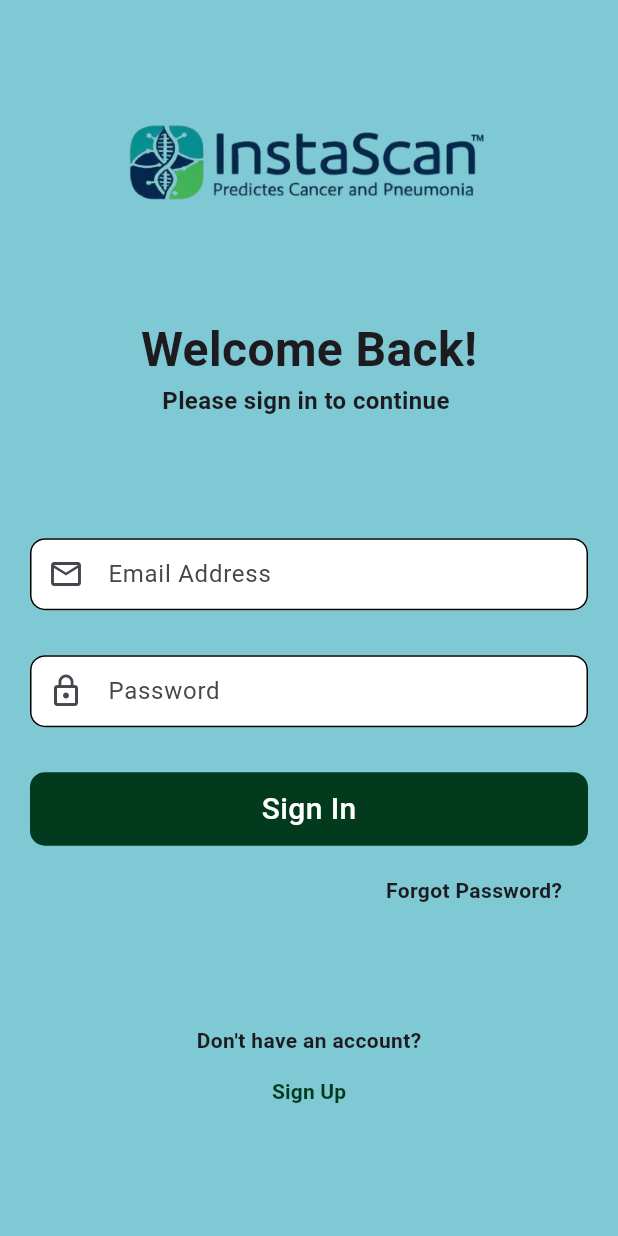
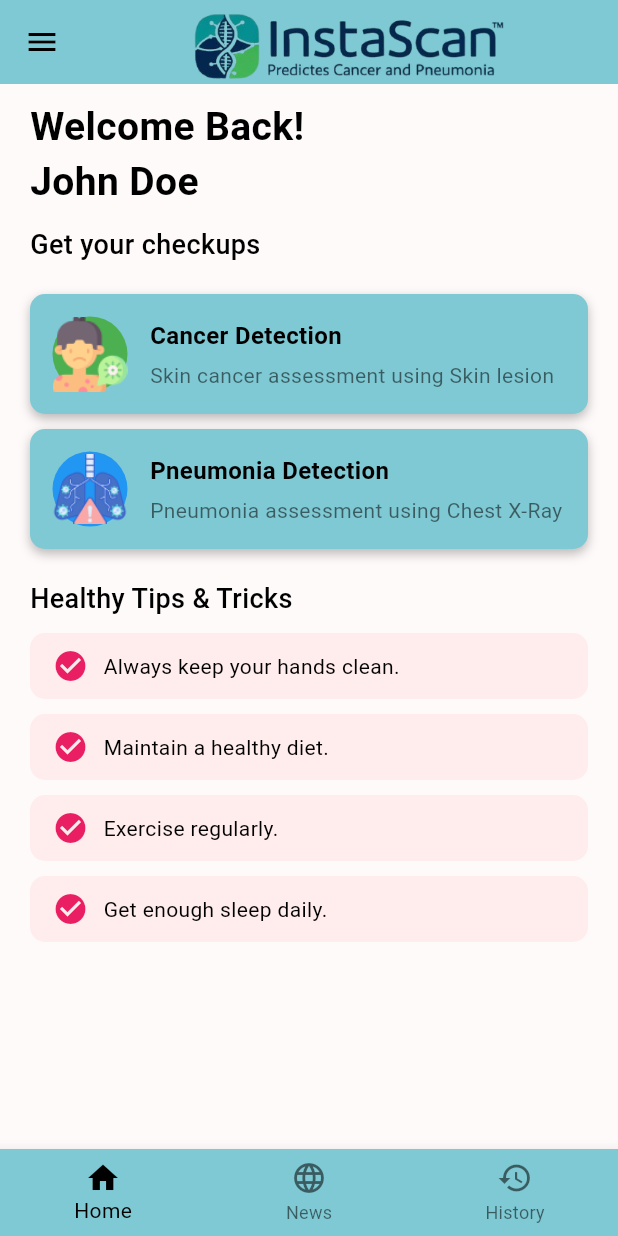
Before and after one commit to AlphaShiv7781/InstaScan, a Flutter app: the screen it shows after launch, after a tap on "Sign In", on a phone screen of 412 x 824 dp. Run offline on Flutter 3.47's test engine with Material 3 defaults, Android fonts, the phone set to English and light mode, and no system bars; drawn by our look-alikes of animated_text_kit; our stand-ins replace animate_do.

Commit message:
Everything is ready to go

```diff
--- a/lib/main.dart
+++ b/lib/main.dart
@@ -11,6 +11,7 @@ class MyApp extends StatelessWidget {
   @override
   Widget build(BuildContext context) {
     return MaterialApp(
+      debugShowCheckedModeBanner: false,
       theme: ThemeData(
         colorScheme: ColorScheme.fromSeed(seedColor: Colors.deepPurple),
         useMaterial3: true,
--- a/lib/screens/auth_screens/signin_screen.dart
+++ b/lib/screens/auth_screens/signin_screen.dart
@@ -2,6 +2,7 @@ import 'package:animated_text_kit/animated_text_kit.dart';
 import 'package:flutter/material.dart';
 import 'package:instascan/custom_widgets/text_formfield.dart';
 import 'package:instascan/screens/auth_screens/signup_screen.dart';
+import 'package:instascan/screens/dashboard_screens/home_screen.dart';
 class SignInScreen extends StatefulWidget {
   const SignInScreen({super.key});
 
@@ -62,6 +63,8 @@ class _SignInScreenState extends State<SignInScreen> {
               InkWell(
                 onTap: (){
 
+                  Navigator.push(context, MaterialPageRoute(builder: (context) => HomeScreen()),
+                  );
                 },
                 child: Container(
                   decoration: BoxDecoration(
--- a/lib/screens/dashboard_screens/home_screen.dart
+++ b/lib/screens/dashboard_screens/home_screen.dart
@@ -0,0 +1,198 @@
+import 'package:flutter/material.dart';
+
+class HomeScreen extends StatelessWidget {
+  const HomeScreen({Key? key}) : super(key: key);
+
+  @override
+  Widget build(BuildContext context) {
+    return Scaffold(
+      appBar: AppBar(
+        backgroundColor: const Color(0xFF7EC9D4),
+        elevation: 0,
+        leading: IconButton(
+          icon: const Icon(Icons.menu, color: Colors.black),
+          onPressed: () {
+            // Handle menu action
+          },
+        ),
+        title: const Image(image: AssetImage('assets/images/Logo.png'))
+      ),
+      backgroundColor: const Color(0xFFFFFAFA),
+      body: SingleChildScrollView(
+        child: Padding(
+          padding: const EdgeInsets.symmetric(horizontal: 20.0, vertical: 10.0),
+          child: Column(
+            crossAxisAlignment: CrossAxisAlignment.start,
+            children: [
+              // Welcome Text
+              const Text(
+                "Welcome Back!\nJohn Doe",
+                style: TextStyle(
+                  fontSize: 26,
+                  fontWeight: FontWeight.bold,
+                  color: Colors.black,
+                ),
+              ),
+              const SizedBox(height: 10),
+              const Text(
+                "Get your checkups",
+                style: TextStyle(
+                  fontSize: 18,
+                  fontWeight: FontWeight.w500,
+                  color: Colors.black,
+                ),
+              ),
+              const SizedBox(height: 20),
+              // Detection Cards
+              _buildDetectionCard(
+                context,
+                title: 'Cancer Detection',
+                subtitle: 'Skin cancer assessment using Skin lesion',
+                icon: 'assets/images/skincancer.png',
+                color: Colors.green,
+              ),
+              const SizedBox(height: 10),
+              _buildDetectionCard(
+                context,
+                title: 'Pneumonia Detection',
+                subtitle: 'Pneumonia assessment using Chest X-Ray',
+                icon: 'assets/images/pneumonia.png',
+                color: Colors.blue,
+              ),
+              const SizedBox(height: 20),
+              // Healthy Tips Section
+              const Text(
+                "Healthy Tips & Tricks",
+                style: TextStyle(
+                  fontSize: 18,
+                  fontWeight: FontWeight.w500,
+                  color: Colors.black,
+                ),
+              ),
+              const SizedBox(height: 10),
+              _buildTipsList(),
+            ],
+          ),
+        ),
+      ),
+      // Bottom Navigation Bar
+      bottomNavigationBar: BottomNavigationBar(
+        backgroundColor: const Color(0xFF7EC9D4),
+        selectedItemColor: Colors.black,
+        unselectedItemColor: Colors.black54,
+        items: const [
+          BottomNavigationBarItem(
+            icon: Icon(Icons.home),
+            label: 'Home',
+          ),
+          BottomNavigationBarItem(
+            icon: Icon(Icons.language),
+            label: 'News',
+          ),
+          BottomNavigationBarItem(
+            icon: Icon(Icons.history),
+            label: 'History',
+          ),
+        ],
+      ),
+    );
+  }
+
+  // Helper to build detection cards
+  Widget _buildDetectionCard(BuildContext context,
+      {required String title,
+        required String subtitle,
+        required String icon,
+        required Color color}) {
+    return Container(
+      decoration: BoxDecoration(
+        color: Color(0xFF7EC9D4),
+        borderRadius: BorderRadius.circular(10),
+        boxShadow: [
+          BoxShadow(
+            color: Colors.black26,
+            blurRadius: 5,
+            offset: const Offset(0, 3),
+          ),
+        ],
+      ),
+      padding: const EdgeInsets.all(15),
+      child: Row(
+        children: [
+          CircleAvatar(
+            radius: 25,
+            backgroundColor: color,
+            child: Image.asset(
+                icon,
+            ),
+          ),
+          const SizedBox(width: 15),
+          Expanded(
+            child: Column(
+              crossAxisAlignment: CrossAxisAlignment.start,
+              children: [
+                Text(
+                  title,
+                  style: const TextStyle(
+                    fontSize: 16,
+                    fontWeight: FontWeight.bold,
+                    color: Colors.black,
+                  ),
+                ),
+                const SizedBox(height: 5),
+                Text(
+                  subtitle,
+                  style: const TextStyle(
+                    fontSize: 14,
+                    fontWeight: FontWeight.w400,
+                    color: Colors.black54,
+                  ),
+                ),
+              ],
+            ),
+          ),
+        ],
+      ),
+    );
+  }
+
+  // Helper to build tips list
+  Widget _buildTipsList() {
+    final List<String> tips = [
+      "Always keep your hands clean.",
+      "Maintain a healthy diet.",
+      "Exercise regularly.",
+      "Get enough sleep daily.",
+    ];
+
+    return Column(
+      children: tips
+          .map(
+            (tip) => Container(
+          margin: const EdgeInsets.only(bottom: 10),
+          decoration: BoxDecoration(
+            color: Color(0xFFFFECEC),
+            borderRadius: BorderRadius.circular(10),
+          ),
+          padding: const EdgeInsets.symmetric(horizontal: 15, vertical: 10),
+          child: Row(
+            children: [
+              const Icon(Icons.check_circle, color: Colors.pink),
+              const SizedBox(width: 10),
+              Expanded(
+                child: Text(
+                  tip,
+                  style: const TextStyle(
+                    fontSize: 14,
+                    color: Colors.black,
+                  ),
+                ),
+              ),
+            ],
+          ),
+        ),
+      )
+          .toList(),
+    );
+  }
+}
--- a/pubspec.yaml
+++ b/pubspec.yaml
@@ -62,6 +62,8 @@ flutter:
   # To add assets to your application, add an assets section, like this:
   assets:
      - assets/images/Logo.png
+     - assets/images/skincancer.png
+     - assets/images/pneumonia.png
   #   - images/a_dot_ham.jpeg
 
   # An image asset can refer to one or more resolution-specific "variants", see
```
Also changed, not shown: assets/images/pneumonia.png (added), assets/images/skincancer.png (added).
